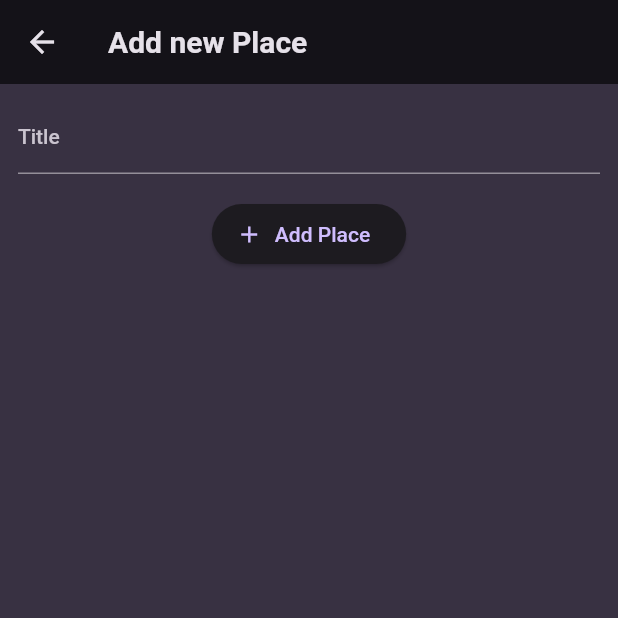
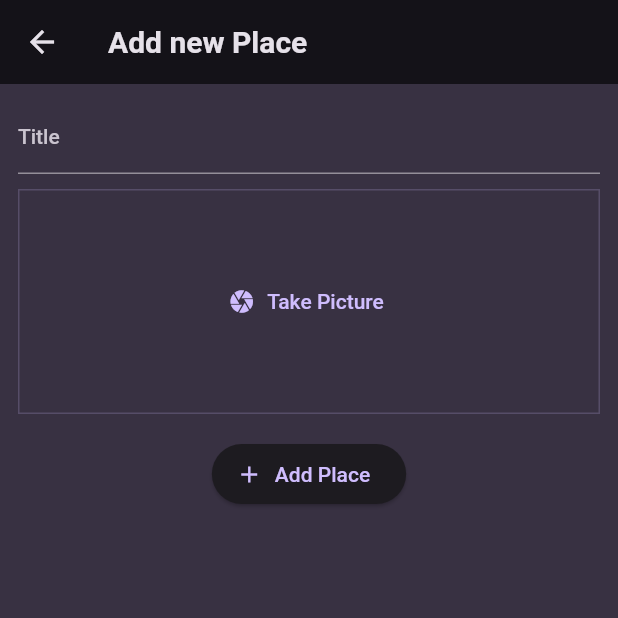
Before and after one commit to aliozer0/Favorite-Place-App, a Flutter app: the AddPlaceScreen screen opened directly, on a phone screen of 412 x 824 dp, the top half of it. Run offline on Flutter 3.47's test engine with Material 2 defaults, Android fonts, the phone set to English and light mode, and no system bars; our stand-ins replace flutter_riverpod, google_fonts.

Commit message:
Adding a "Pick an Image" Input

```diff
--- a/lib/screens/add_places.dart
+++ b/lib/screens/add_places.dart
@@ -1,4 +1,5 @@
 import 'package:favorite_place/providers/user_places.dart';
+import 'package:favorite_place/widgets/image_input.dart';
 import 'package:flutter/material.dart';
 import 'package:flutter/src/animation/animation_controller.dart';
 import 'package:flutter/src/widgets/framework.dart';
@@ -48,8 +49,13 @@ class _AddPlaceScreenState extends ConsumerState<AddPlaceScreen> {
                   TextStyle(color: Theme.of(context).colorScheme.onBackground),
             ),
             const SizedBox(
+              height: 10,
+            ),
+            ImageInput(),
+            const SizedBox(
               height: 16,
             ),
+
             ElevatedButton.icon(
               onPressed: _savePlace,
               icon: const Icon(Icons.add),
--- /dev/null
+++ b/lib/widgets/image_input.dart
@@ -0,0 +1,32 @@
+import 'package:flutter/material.dart';
+import 'package:flutter/src/widgets/framework.dart';
+import 'package:flutter/src/widgets/placeholder.dart';
+
+class ImageInput extends StatefulWidget {
+  const ImageInput({super.key});
+
+  @override
+  State<ImageInput> createState() => _ImageInputState();
+}
+
+class _ImageInputState extends State<ImageInput> {
+  void _takePicture() {}
+
+  @override
+  Widget build(BuildContext context) {
+    return Container(
+      decoration: BoxDecoration(
+          border: Border.all(
+              width: 1,
+              color: Theme.of(context).colorScheme.primary.withOpacity(0.2))),
+      height: 150,
+      width: double.infinity,
+      alignment: Alignment.center,
+      child: TextButton.icon(
+        onPressed: _takePicture,
+        icon: const Icon(Icons.camera),
+        label: const Text('Take Picture'),
+      ),
+    );
+  }
+}
```
